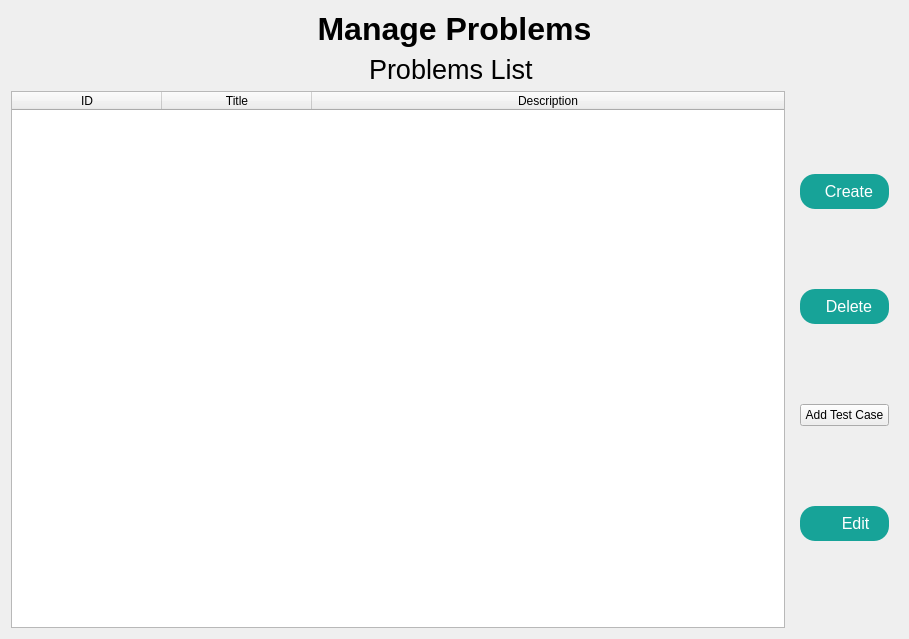
Old version of the form problemmanager.ui in the repository IbrahimAhmad20/Competria.
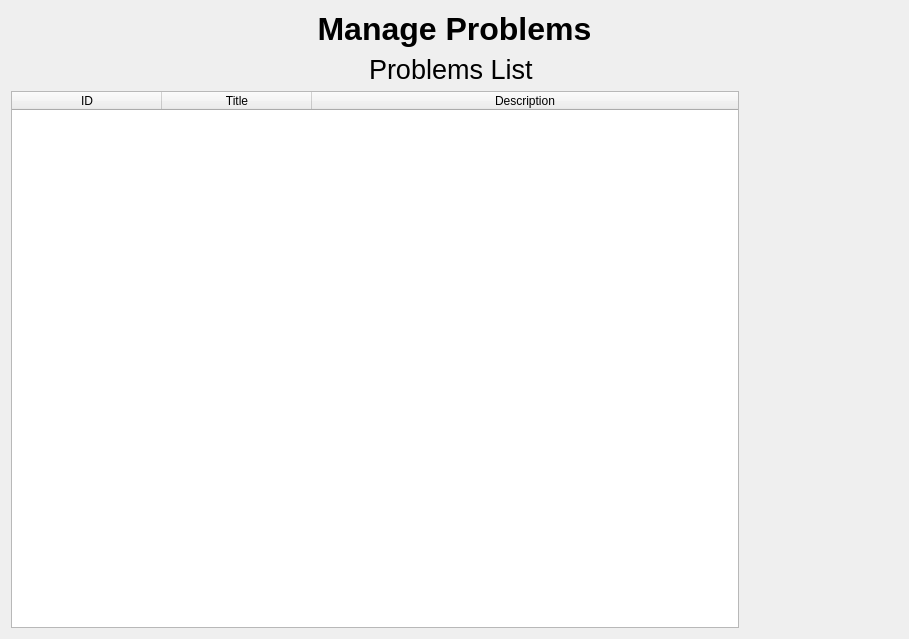
New version of the form. Icons and pictures are not drawn.

```diff
--- a/problemmanager.ui
+++ b/problemmanager.ui
@@ -81,23 +81,57 @@
          <layout class="QVBoxLayout" name="verticalLayout">
           <item>
            <widget class="QPushButton" name="createButton">
+            <property name="sizePolicy">
+             <sizepolicy hsizetype="Fixed" vsizetype="Fixed">
+              <horstretch>0</horstretch>
+              <verstretch>0</verstretch>
+             </sizepolicy>
+            </property>
+            <property name="minimumSize">
+             <size>
+              <width>135</width>
+              <height>45</height>
+             </size>
+            </property>
             <property name="styleSheet">
-             <string notr="true"> border: 2px solid #CCCCCC; /* Default border color */
+             <string notr="true">
     border-radius: 15px; /* Rounded corners */
-    font-size: 16px; /* Text size */
-    padding: 8px 16px; /* Padding inside the button */
- background-color: #17A398; /* Teal background for Submit */
-    color: #FFFFFF; /* White text for Submit */
-    border: none; /* Remove border */</string>
+
+background-image: url(:/new/prefix1/src/Add Button.png);</string>
             </property>
             <property name="text">
-             <string>  Create</string>
+             <string/>
             </property>
             <property name="icon">
              <iconset resource="src.qrc">
               <normaloff>:/new/prefix1/add_24dp_E8EAED_FILL0_wght400_GRAD0_opsz24.png</normaloff>
               <normalon>:/new/prefix1/add_24dp_E8EAED_FILL0_wght400_GRAD0_opsz24.png</normalon>:/new/prefix1/add_24dp_E8EAED_FILL0_wght400_GRAD0_opsz24.png</iconset>
             </property>
+           </widget>
+          </item>
+          <item>
+           <widget class="QPushButton" name="editButton">
+            <property name="sizePolicy">
+             <sizepolicy hsizetype="Fixed" vsizetype="Fixed">
+              <horstretch>0</horstretch>
+              <verstretch>0</verstretch>
+             </sizepolicy>
+            </property>
+            <property name="minimumSize">
+             <size>
+              <width>135</width>
+              <height>45</height>
+             </size>
+            </property>
+            <property name="styleSheet">
+             <string notr="true">
+    border-radius: 15px; /* Rounded corners */
+
+background-image: url(:/new/prefix1/src/Edit Butotn.png);</string>
+            </property>
+            <property name="text">
+             <string/>
+            </property>
             <property name="iconSize">
              <size>
               <width>25</width>
@@ -106,29 +140,56 @@
             </property>
            </widget>
           </item>
+          <item>
+           <widget class="QPushButton" name="addTestCaseButton">
+            <property name="sizePolicy">
+             <sizepolicy hsizetype="Fixed" vsizetype="Fixed">
+              <horstretch>0</horstretch>
+              <verstretch>0</verstretch>
+             </sizepolicy>
+            </property>
+            <property name="minimumSize">
+             <size>
+              <width>135</width>
+              <height>45</height>
+             </size>
+            </property>
+            <property name="styleSheet">
+             <string notr="true">
+    border-radius: 15px; /* Rounded corners */
+
+background-image: url(:/new/prefix1/src/Test Case.png);</string>
+            </property>
+            <property name="text">
+             <string/>
+            </property>
+           </widget>
+          </item>
           <item>
            <widget class="QPushButton" name="deleteButton">
+            <property name="sizePolicy">
+             <sizepolicy hsizetype="Fixed" vsizetype="Fixed">
+              <horstretch>0</horstretch>
+              <verstretch>0</verstretch>
+             </sizepolicy>
+            </property>
+            <property name="minimumSize">
+             <size>
+              <width>135</width>
+              <height>45</height>
+             </size>
+            </property>
             <property name="font">
-             <font>
-              <pointsize>-1</pointsize>
-             </font>
+             <font/>
             </property>
             <property name="styleSheet">
-             <string notr="true"> border: 2px solid #CCCCCC; /* Default border color */
+             <string notr="true">
     border-radius: 15px; /* Rounded corners */
-    font-size: 16px; /* Text size */
-    padding: 8px 16px; /* Padding inside the button */
- background-color: #17A398; /* Teal background for Submit */
-    color: #FFFFFF; /* White text for Submit */
-    border: none; /* Remove border */</string>
+  
+background-image: url(:/new/prefix1/src/Delete Button.png);</string>
             </property>
             <property name="text">
-             <string notr="true">  Delete</string>
-            </property>
-            <property name="icon">
-             <iconset resource="src.qrc">
-              <normaloff>:/new/prefix1/src/delete_28dp_E8EAED_FILL0_wght400_GRAD0_opsz24.png</normaloff>
-              <normalon>src/delete_28dp_E8EAED_FILL0_wght400_GRAD0_opsz24.png</normalon>:/new/prefix1/src/delete_28dp_E8EAED_FILL0_wght400_GRAD0_opsz24.png</iconset>
+             <string notr="true"/>
             </property>
             <property name="iconSize">
              <size>
@@ -144,40 +205,6 @@
             </property>
            </widget>
           </item>
-          <item>
-           <widget class="QPushButton" name="addTestCaseButton">
-            <property name="text">
-             <string>Add Test Case</string>
-            </property>
-           </widget>
-          </item>
-          <item>
-           <widget class="QPushButton" name="editButton">
-            <property name="styleSheet">
-             <string notr="true"> border: 2px solid #CCCCCC; /* Default border color */
-    border-radius: 15px; /* Rounded corners */
-    font-size: 16px; /* Text size */
-    padding: 8px 16px; /* Padding inside the button */
- background-color: #17A398; /* Teal background for Submit */
-    color: #FFFFFF; /* White text for Submit */
-    border: none; /* Remove border */</string>
-            </property>
-            <property name="text">
-             <string>     Edit</string>
-            </property>
-            <property name="icon">
-             <iconset resource="src.qrc">
-              <normaloff>:/new/prefix1/src/edit_28dp_E8EAED_FILL0_wght400_GRAD0_opsz24.png</normaloff>
-              <normalon>src/edit_28dp_E8EAED_FILL0_wght400_GRAD0_opsz24.png</normalon>:/new/prefix1/src/edit_28dp_E8EAED_FILL0_wght400_GRAD0_opsz24.png</iconset>
-            </property>
-            <property name="iconSize">
-             <size>
-              <width>25</width>
-              <height>25</height>
-             </size>
-            </property>
-           </widget>
-          </item>
          </layout>
         </widget>
        </item>
```
Left out of the diff: 13 changed lines with no effect on the pictures.
